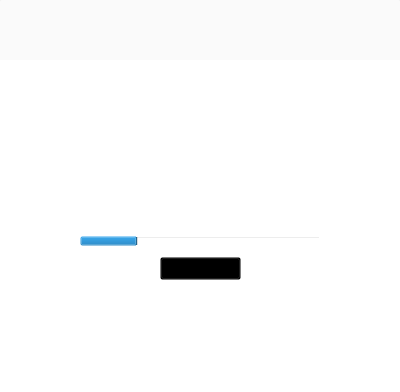
meganz/MEGAsync, file src/MEGASync/gui/win/GuestWidget.ui: the form before one commit.
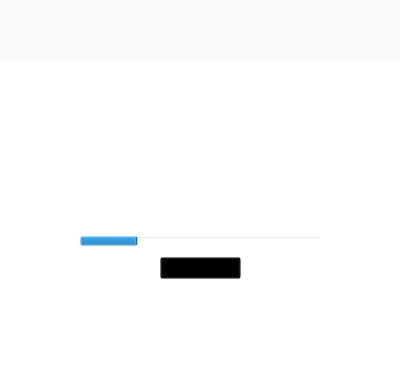
The form after the commit. The open tabs and pages were chosen to show the change. Icons and pictures are not drawn.

The edit to the form file:
```diff
--- a/src/MEGASync/gui/win/GuestWidget.ui
+++ b/src/MEGASync/gui/win/GuestWidget.ui
@@ -102,7 +102,11 @@
 	font-size: 16px;
 }
 
-</string>
+QPushButton
+{
+	padding-right: 12px;
+	padding-left: 12px;
+}</string>
   </property>
   <layout class="QVBoxLayout" name="verticalLayout_2">
    <property name="spacing">
@@ -920,7 +924,7 @@
                   <property name="minimumSize">
                    <size>
                     <width>81</width>
-                    <height>0</height>
+                    <height>22</height>
                    </size>
                   </property>
                   <property name="styleSheet">
```
Left out of the diff: 14 changed lines with no effect on the pictures.
